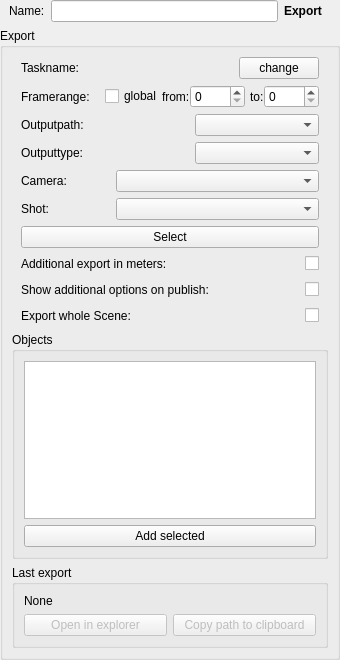
PrismPipeline/Prism, file Prism/Scripts/ProjectScripts/StateManagerNodes/StateUserInterfaces/default_Export.ui: the form before one commit.
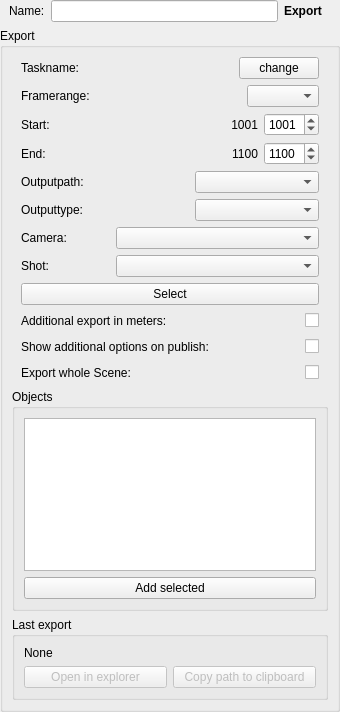
The form after the commit.

The edit to the form file:
```diff
--- a/Prism/Scripts/ProjectScripts/StateManagerNodes/StateUserInterfaces/default_Export.ui
+++ b/Prism/Scripts/ProjectScripts/StateManagerNodes/StateUserInterfaces/default_Export.ui
@@ -7,7 +7,7 @@
     <x>0</x>
     <y>0</y>
     <width>340</width>
-    <height>660</height>
+    <height>712</height>
    </rect>
   </property>
   <property name="sizePolicy">
@@ -197,72 +197,54 @@
           </spacer>
          </item>
          <item>
-          <widget class="QCheckBox" name="chb_globalRange">
-           <property name="text">
-            <string>global</string>
-           </property>
-           <property name="checked">
-            <bool>false</bool>
-           </property>
-          </widget>
+          <widget class="QComboBox" name="cb_rangeType"/>
          </item>
-         <item>
-          <widget class="QLabel" name="l_rangeStart">
-           <property name="enabled">
-            <bool>true</bool>
-           </property>
-           <property name="text">
-            <string>from:</string>
-           </property>
-          </widget>
-         </item>
-         <item>
-          <widget class="QSpinBox" name="sp_rangeStart">
-           <property name="enabled">
-            <bool>true</bool>
-           </property>
-           <property name="maximumSize">
-            <size>
-             <width>55</width>
-             <height>16777215</height>
-            </size>
-           </property>
-           <property name="maximum">
-            <number>99999</number>
-           </property>
-          </widget>
-         </item>
-         <item>
-          <spacer name="horizontalSpacer_5">
-           <property name="orientation">
-            <enum>Qt::Horizontal</enum>
-           </property>
-           <property name="sizeType">
-            <enum>QSizePolicy::Fixed</enum>
-           </property>
-           <property name="sizeHint" stdset="0">
-            <size>
-             <width>5</width>
-             <height>20</height>
-            </size>
-           </property>
-          </spacer>
-         </item>
-         <item>
+        </layout>
+       </widget>
+      </item>
+      <item>
+       <widget class="QWidget" name="f_frameRange_2" native="true">
+        <layout class="QGridLayout" name="gridLayout">
+         <property name="topMargin">
+          <number>0</number>
+         </property>
+         <property name="bottomMargin">
+          <number>0</number>
+         </property>
+         <item row="1" column="5">
           <widget class="QLabel" name="l_rangeEnd">
-           <property name="enabled">
-            <bool>true</bool>
+           <property name="minimumSize">
+            <size>
+             <width>30</width>
+             <height>0</height>
+            </size>
            </property>
            <property name="text">
-            <string>to:</string>
+            <string>1100</string>
+           </property>
+           <property name="alignment">
+            <set>Qt::AlignRight|Qt::AlignTrailing|Qt::AlignVCenter</set>
            </property>
           </widget>
          </item>
-         <item>
+         <item row="1" column="6">
           <widget class="QSpinBox" name="sp_rangeEnd">
-           <property name="enabled">
-            <bool>true</bool>
+           <property name="maximumSize">
+            <size>
+             <width>55</width>
+             <height>16777215</height>
+            </size>
            </property>
+           <property name="maximum">
+            <number>99999</number>
+           </property>
+           <property name="value">
+            <number>1100</number>
+           </property>
+          </widget>
+         </item>
+         <item row="0" column="6">
+          <widget class="QSpinBox" name="sp_rangeStart">
            <property name="maximumSize">
             <size>
              <width>55</width>
@@ -273,7 +255,50 @@
             <number>99999</number>
            </property>
            <property name="value">
-            <number>0</number>
+            <number>1001</number>
+           </property>
+          </widget>
+         </item>
+         <item row="0" column="5">
+          <widget class="QLabel" name="l_rangeStart">
+           <property name="minimumSize">
+            <size>
+             <width>30</width>
+             <height>0</height>
+            </size>
+           </property>
+           <property name="text">
+            <string>1001</string>
+           </property>
+           <property name="alignment">
+            <set>Qt::AlignRight|Qt::AlignTrailing|Qt::AlignVCenter</set>
+           </property>
+          </widget>
+         </item>
+         <item row="0" column="0">
+          <widget class="QLabel" name="l_rangeStartInfo">
+           <property name="text">
+            <string>Start:</string>
+           </property>
+          </widget>
+         </item>
+         <item row="0" column="4">
+          <spacer name="horizontalSpacer_7">
+           <property name="orientation">
+            <enum>Qt::Horizontal</enum>
+           </property>
+           <property name="sizeHint" stdset="0">
+            <size>
+             <width>40</width>
+             <height>20</height>
+            </size>
+           </property>
+          </spacer>
+         </item>
+         <item row="1" column="0">
+          <widget class="QLabel" name="l_rangeEndInfo">
+           <property name="text">
+            <string>End:</string>
            </property>
           </widget>
          </item>
```
